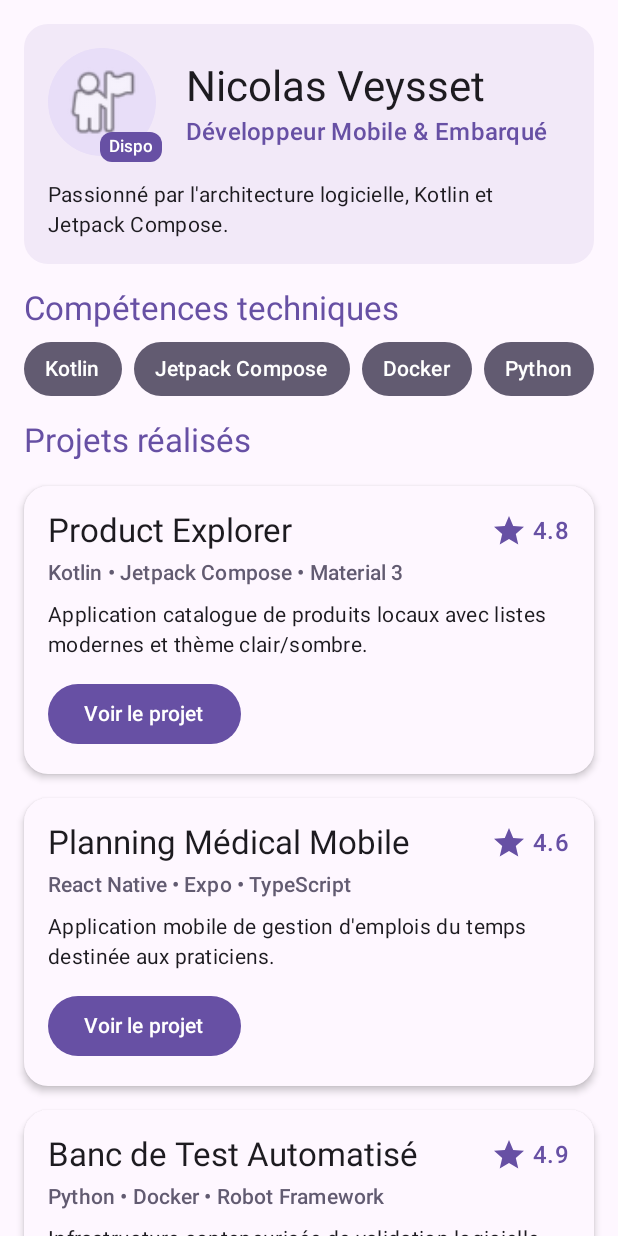
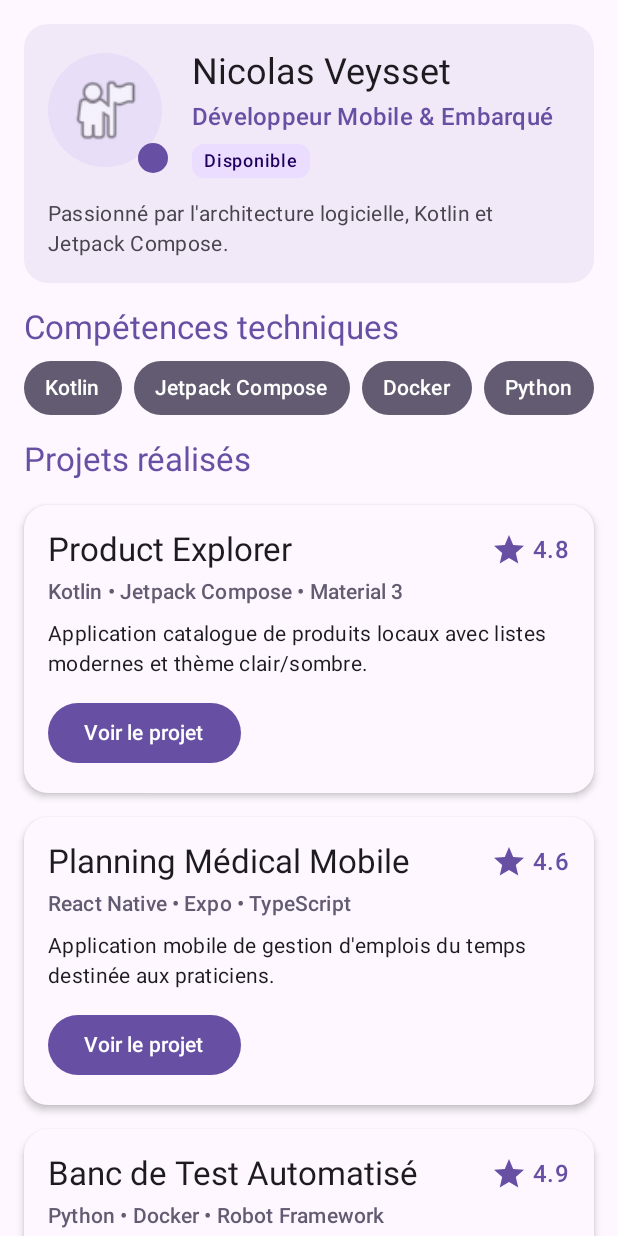
Before and after one commit to nicoveysset/Profildeveloppeur, an Android app built with Jetpack Compose: the screen it shows after launch (MainActivity), after a tap on "Voir le projet", on a phone screen of 412 x 824 dp. Run offline under Robolectric (Android 15) with nearby library versions, the phone set to English and light mode, and no system bars.

Commit message:
ajout de contact et preview

```diff
--- a/app/src/main/java/com/example/profildeveloppeur/MainActivity.kt
+++ b/app/src/main/java/com/example/profildeveloppeur/MainActivity.kt
@@ -23,12 +23,15 @@ import androidx.compose.foundation.lazy.LazyRow
 import androidx.compose.foundation.lazy.items
 import androidx.compose.foundation.shape.CircleShape
 import androidx.compose.material.icons.Icons
+import androidx.compose.material.icons.filled.Email
+import androidx.compose.material.icons.filled.LocationOn
 import androidx.compose.material.icons.filled.Star
 import androidx.compose.material3.Button
 import androidx.compose.material3.Card
 import androidx.compose.material3.CardDefaults
 import androidx.compose.material3.Icon
 import androidx.compose.material3.MaterialTheme
+import androidx.compose.material3.OutlinedTextField
 import androidx.compose.material3.Scaffold
 import androidx.compose.material3.Surface
 import androidx.compose.material3.Text
@@ -127,6 +130,7 @@ fun ProfileHeader(
     Surface(
         modifier = modifier.fillMaxWidth(),
         shape = MaterialTheme.shapes.large,
+        color = MaterialTheme.colorScheme.surface,
         tonalElevation = 3.dp
     ) {
         Column(
@@ -135,38 +139,32 @@ fun ProfileHeader(
             Row(
                 verticalAlignment = Alignment.CenterVertically
             ) {
+                // Box contenant l'avatar circulaire et un indicateur d'état superposé
                 Box(
-                    modifier = Modifier.size(76.dp)
+                    modifier = Modifier.size(80.dp)
                 ) {
                     Image(
                         painter = painterResource(id = android.R.drawable.ic_menu_myplaces),
                         contentDescription = "Avatar de $name",
                         modifier = Modifier
-                            .size(72.dp)
+                            .size(76.dp)
                             .clip(CircleShape)
                             .background(MaterialTheme.colorScheme.secondaryContainer)
-                            .padding(8.dp)
+                            .padding(12.dp)
                     )
+                    // Pastille de statut superposée sans masquer l'icône centrale
                     Surface(
-                        modifier = Modifier.align(Alignment.BottomEnd),
-                        shape = MaterialTheme.shapes.small,
+                        modifier = Modifier
+                            .size(20.dp)
+                            .align(Alignment.BottomEnd),
+                        shape = CircleShape,
                         color = if (isAvailable) {
                             MaterialTheme.colorScheme.primary
                         } else {
                             MaterialTheme.colorScheme.error
                         },
-                        contentColor = if (isAvailable) {
-                            MaterialTheme.colorScheme.onPrimary
-                        } else {
-                            MaterialTheme.colorScheme.onError
-                        }
-                    ) {
-                        Text(
-                            text = if (isAvailable) "Dispo" else "Occupé",
-                            style = MaterialTheme.typography.labelSmall,
-                            modifier = Modifier.padding(horizontal = 6.dp, vertical = 2.dp)
-                        )
-                    }
+                        tonalElevation = 4.dp
+                    ) {}
                 }
 
                 Spacer(modifier = Modifier.width(16.dp))
@@ -174,23 +172,45 @@ fun ProfileHeader(
                 Column(modifier = Modifier.weight(1f)) {
                     Text(
                         text = name,
-                        style = MaterialTheme.typography.headlineMedium,
+                        style = MaterialTheme.typography.headlineSmall,
                         color = MaterialTheme.colorScheme.onSurface
                     )
+                    Spacer(modifier = Modifier.height(2.dp))
                     Text(
                         text = role,
                         style = MaterialTheme.typography.titleMedium,
                         color = MaterialTheme.colorScheme.primary
                     )
+                    Spacer(modifier = Modifier.height(6.dp))
+                    // Badge textuel de disponibilité lisible
+                    Surface(
+                        shape = MaterialTheme.shapes.small,
+                        color = if (isAvailable) {
+                            MaterialTheme.colorScheme.primaryContainer
+                        } else {
+                            MaterialTheme.colorScheme.errorContainer
+                        },
+                        contentColor = if (isAvailable) {
+                            MaterialTheme.colorScheme.onPrimaryContainer
+                        } else {
+                            MaterialTheme.colorScheme.onErrorContainer
+                        }
+                    ) {
+                        Text(
+                            text = if (isAvailable) "Disponible" else "Indisponible",
+                            style = MaterialTheme.typography.labelMedium,
+                            modifier = Modifier.padding(horizontal = 8.dp, vertical = 3.dp)
+                        )
+                    }
                 }
             }
 
-            Spacer(modifier = Modifier.height(12.dp))
+            Spacer(modifier = Modifier.height(14.dp))
 
             Text(
                 text = bio,
                 style = MaterialTheme.typography.bodyMedium,
-                color = MaterialTheme.colorScheme.onSurface
+                color = MaterialTheme.colorScheme.onSurfaceVariant
             )
         }
     }
@@ -237,7 +257,6 @@ fun SkillsSection(
     }
 }
 
-// Carte réutilisable affichant un projet et une action associée
 @Composable
 fun ProjectCard(
     project: ProjectUi,
@@ -257,7 +276,6 @@ fun ProjectCard(
         Column(
             modifier = Modifier.padding(16.dp)
         ) {
-            // Ligne supérieure : titre du projet à gauche, icône étoile et note à droite
             Row(
                 verticalAlignment = Alignment.CenterVertically,
                 modifier = Modifier.fillMaxWidth()
@@ -307,6 +325,72 @@ fun ProjectCard(
 }
 
 @Composable
+fun ContactSection(
+    email: String,
+    location: String,
+    onContactClick: () -> Unit,
+    modifier: Modifier = Modifier
+) {
+    Surface(
+        modifier = modifier.fillMaxWidth(),
+        shape = MaterialTheme.shapes.large,
+        color = MaterialTheme.colorScheme.surface,
+        tonalElevation = 2.dp
+    ) {
+        Column(
+            modifier = Modifier.padding(16.dp)
+        ) {
+            Text(
+                text = "Contact & Informations",
+                style = MaterialTheme.typography.titleLarge,
+                color = MaterialTheme.colorScheme.primary
+            )
+
+            Spacer(modifier = Modifier.height(12.dp))
+
+            OutlinedTextField(
+                value = email,
+                onValueChange = {},
+                readOnly = true,
+                label = { Text(text = "Email") },
+                leadingIcon = {
+                    Icon(
+                        imageVector = Icons.Default.Email,
+                        contentDescription = "Icône Email"
+                    )
+                },
+                modifier = Modifier.fillMaxWidth()
+            )
+
+            Spacer(modifier = Modifier.height(8.dp))
+
+            OutlinedTextField(
+                value = location,
+                onValueChange = {},
+                readOnly = true,
+                label = { Text(text = "Localisation") },
+                leadingIcon = {
+                    Icon(
+                        imageVector = Icons.Default.LocationOn,
+                        contentDescription = "Icône Localisation"
+                    )
+                },
+                modifier = Modifier.fillMaxWidth()
+            )
+
+            Spacer(modifier = Modifier.height(16.dp))
+
+            Button(
+                onClick = onContactClick,
+                modifier = Modifier.fillMaxWidth()
+            ) {
+                Text(text = "Me contacter")
+            }
+        }
+    }
+}
+
+@Composable
 fun ProfileScreen(
     profile: DeveloperProfileUi,
     onContactClick: () -> Unit,
@@ -314,7 +398,9 @@ fun ProfileScreen(
     modifier: Modifier = Modifier
 ) {
     LazyColumn(
-        modifier = modifier.fillMaxSize(),
+        modifier = modifier
+            .fillMaxSize()
+            .background(MaterialTheme.colorScheme.background),
         contentPadding = PaddingValues(16.dp),
         verticalArrangement = Arrangement.spacedBy(16.dp)
     ) {
@@ -336,7 +422,6 @@ fun ProfileScreen(
                 color = MaterialTheme.colorScheme.primary
             )
         }
-        // Affichage performant de la liste des projets avec clé unique
         items(
             items = profile.projects,
             key = { project -> project.id }
@@ -347,19 +432,22 @@ fun ProfileScreen(
             )
         }
         item {
-            Button(
-                onClick = onContactClick,
-                modifier = Modifier.fillMaxWidth()
-            ) {
-                Text(text = "Me contacter")
-            }
+            ContactSection(
+                email = profile.email,
+                location = profile.location,
+                onContactClick = onContactClick
+            )
         }
     }
 }
 
-@Preview(showBackground = true)
+@Preview(
+    showBackground = true,
+    heightDp = 960,
+    name = "Profil Light Theme"
+)
 @Composable
-fun ProfileScreenAvailablePreview() {
+fun ProfileScreenLightPreview() {
     MaterialTheme {
         ProfileScreen(
             profile = sampleDeveloperProfile(),
```
